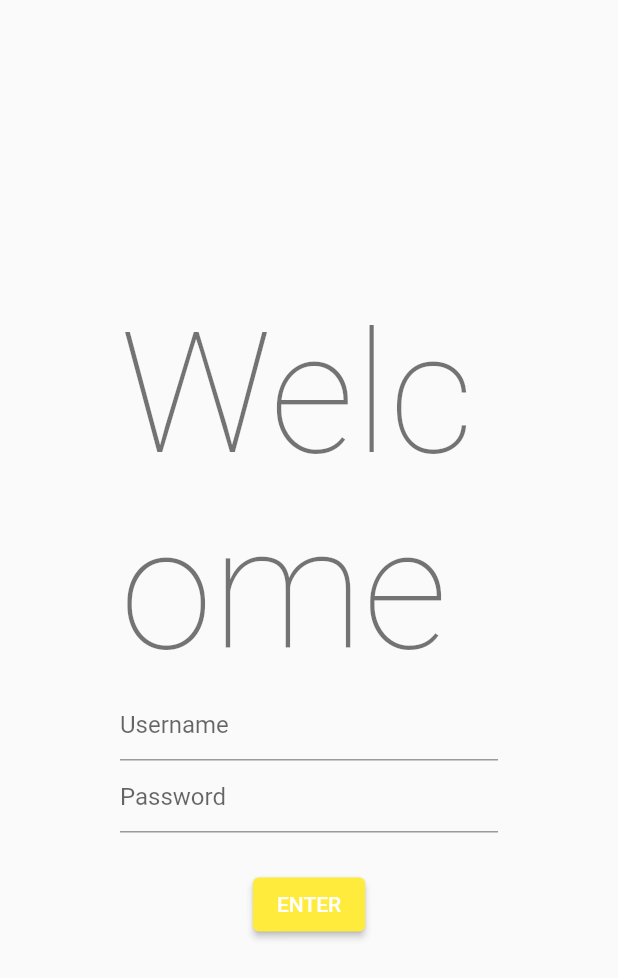
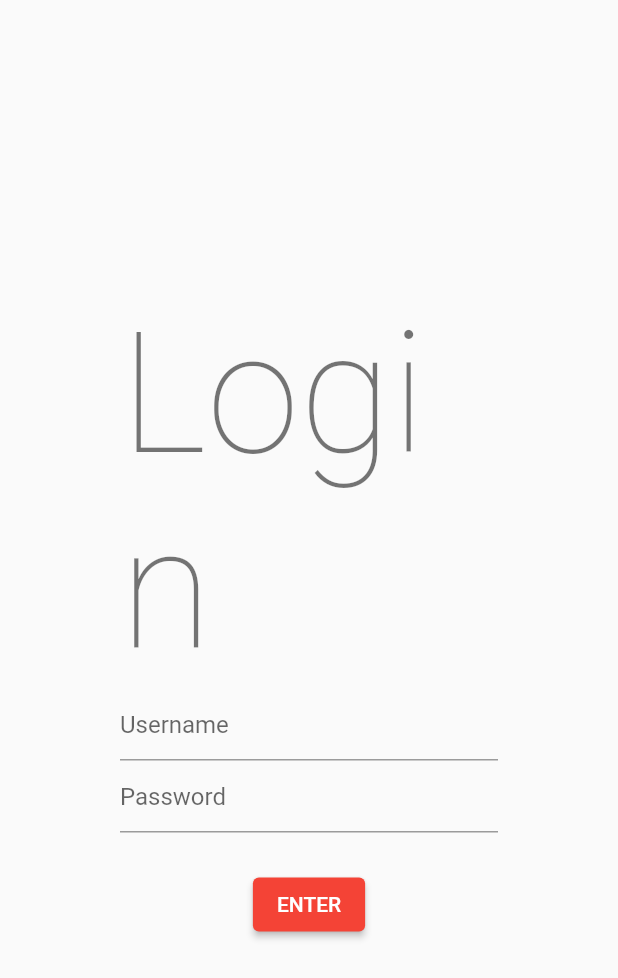
Before and after one commit to shibahub/Project-ITCS424, a Flutter app: the screen it shows after launch, after a tap on "login", on a phone screen of 412 x 824 dp. Shown: the top 978 px of the screen. Run offline on Flutter 3.47's test engine with Material 2 defaults, Android fonts, the light colour scheme and no system bars; missing offline and left inert: dart:html.

Commit message:
third edit

```diff
--- a/itcs_424/lib/main.dart
+++ b/itcs_424/lib/main.dart
@@ -37,14 +37,29 @@ class FirstRoute extends StatelessWidget {
           child: Column(
             mainAxisAlignment: MainAxisAlignment.center,
             children: [
-          Image(image:AssetImage('img/shiba.png'),
-            height: 400,
-            width: 400, ),
-          RaisedButton(child: Text('Find pet service'),
+              Flexible(
+              flex:2,
+              child: Image(image: AssetImage('img/shiba.png')),
+            ),
+          ElevatedButton(child: Text('Find pet service'),
+          style: ElevatedButton.styleFrom(
+                  primary: Colors.yellow,
+                  fixedSize: Size(200, 35),
+
+                ),
           onPressed:() => Navigator.push(context, MaterialPageRoute(builder: (context) => const SecondRoute())),),
-          RaisedButton(child: Text('Petmark shop'),
+          ElevatedButton(child: Text('Petmark shop'),
+          style: ElevatedButton.styleFrom(
+                  primary: Colors.red,
+                  fixedSize: Size(200, 35),
+
+                ),
           onPressed:() => Navigator.push(context, MaterialPageRoute(builder: (context) => const thirdRoute())),),
-          RaisedButton(child: Text('login'),
+          ElevatedButton(child: Text('login'),
+          style: ElevatedButton.styleFrom(
+                  primary: Colors.black,
+                  fixedSize: Size(200, 35),
+                ),
           onPressed:() => Navigator.push(context, MaterialPageRoute(builder: (context) => const loginRoute())),),
 
           ],
@@ -108,7 +123,7 @@ class loginRoute extends StatelessWidget {
             mainAxisAlignment: MainAxisAlignment.center,
             children: [
               Text(
-                'Welcome',
+                'Login',
                 style: Theme.of(context).textTheme.headline1,
               ),
               TextFormField(
@@ -131,7 +146,7 @@ class loginRoute extends StatelessWidget {
                   Navigator.push(context, MaterialPageRoute(builder: (context) => const FirstRoute()));
                 },
                 style: ElevatedButton.styleFrom(
-                  primary: Colors.yellow,
+                  primary: Colors.red
                 ),
               )
             ],
--- a/itcs_424/pubspec.yaml
+++ b/itcs_424/pubspec.yaml
@@ -58,8 +58,8 @@ flutter:
   uses-material-design: true
 
   # To add assets to your application, add an assets section, like this:
-  # assets:
-  #   - images/a_dot_burr.jpeg
+  assets:
+   - img/shiba.png
   #   - images/a_dot_ham.jpeg
 
   # An image asset can refer to one or more resolution-specific "variants", see
```
Also changed, not shown: itcs_424/img/shiba.png (added), 11 other files.
